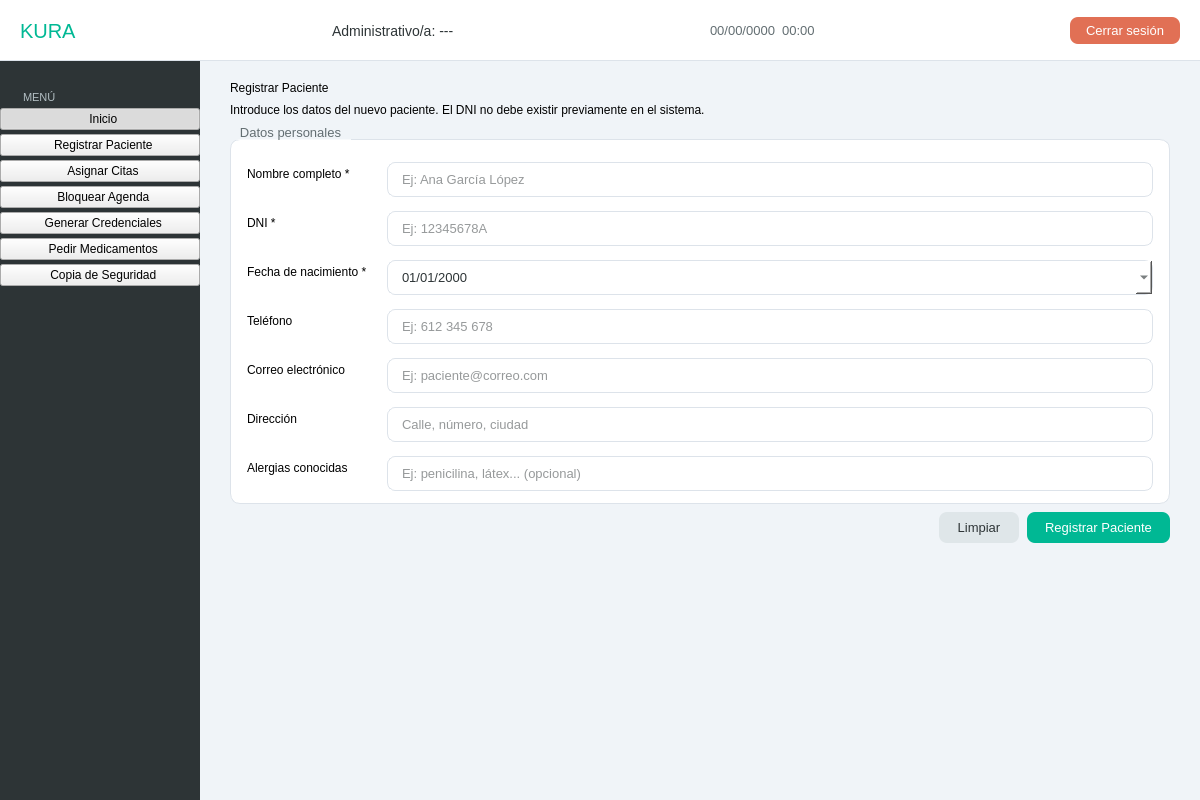
This is src/vista/Ui/VistaAdministrativo.ui in hgarcg04/software-engineering as Qt 5 draws it before an edit. The edited form follows.
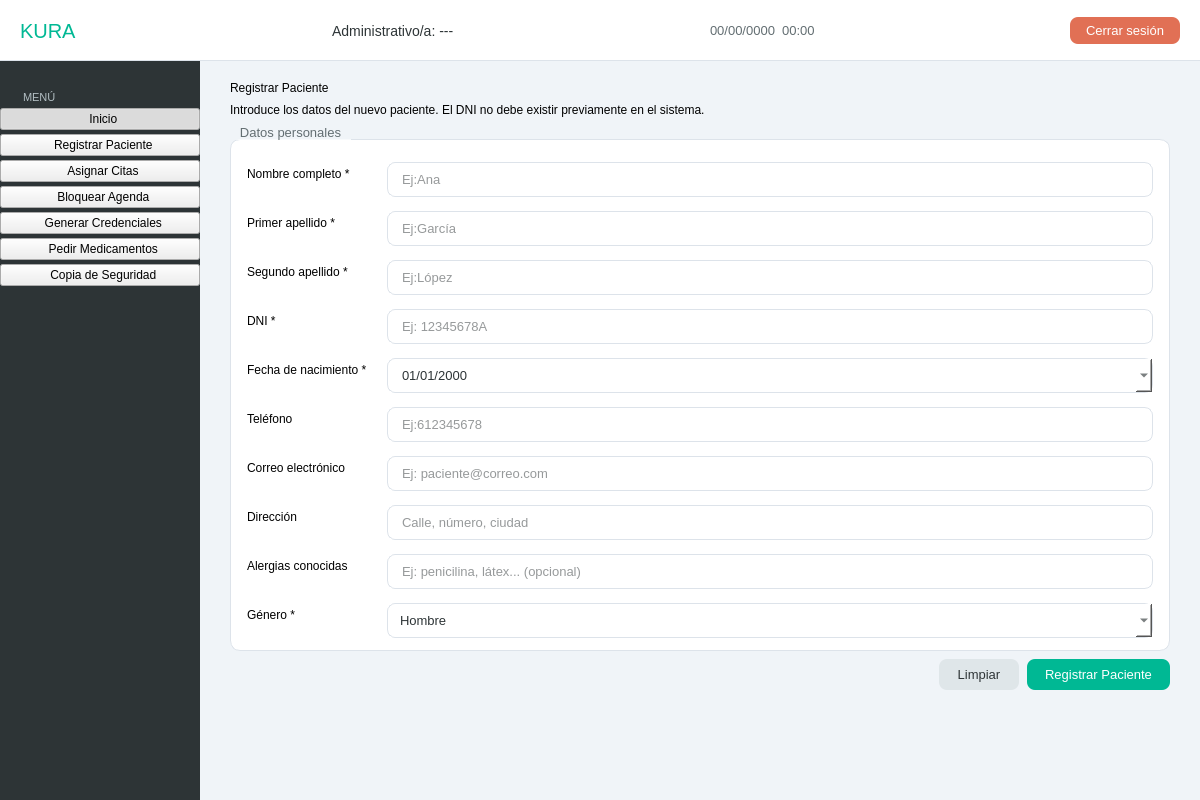
This is the edited form. The open tabs and pages were chosen to show the change.

Commit message: Registrar Pacientes Inicial

```diff
--- a/src/vista/Ui/VistaAdministrativo.ui
+++ b/src/vista/Ui/VistaAdministrativo.ui
@@ -630,77 +630,111 @@
              </item>
              <item row="0" column="1">
               <widget class="QLineEdit" name="input_nombre_paciente">
-               <property name="placeholderText"><string>Ej: Ana García López</string></property>
+               <property name="placeholderText"><string>Ej:Ana</string></property>
               </widget>
              </item>
              <item row="1" column="0">
+              <widget class="QLabel" name="lbl_f_apellido1">
+               <property name="text"><string>Primer apellido *</string></property>
+               <property name="class" stdset="0"><string>formLabel</string></property>
+              </widget>
+             </item>
+             <item row="1" column="1">
+              <widget class="QLineEdit" name="input_ap1_paciente">
+               <property name="placeholderText"><string>Ej:García</string></property>
+              </widget>
+             </item>
+             <item row="2" column="0">
+              <widget class="QLabel" name="lbl_f_apellido2">
+               <property name="text"><string>Segundo apellido *</string></property>
+               <property name="class" stdset="0"><string>formLabel</string></property>
+              </widget>
+             </item>
+             <item row="2" column="1">
+              <widget class="QLineEdit" name="input_ap2_paciente">
+               <property name="placeholderText"><string>Ej:López</string></property>
+              </widget>
+             </item>
+             <item row="3" column="0">
               <widget class="QLabel" name="lbl_f_dni">
                <property name="text"><string>DNI *</string></property>
                <property name="class" stdset="0"><string>formLabel</string></property>
               </widget>
              </item>
-             <item row="1" column="1">
+             <item row="3" column="1">
               <widget class="QLineEdit" name="input_dni_paciente">
                <property name="placeholderText"><string>Ej: 12345678A</string></property>
                <property name="maxLength"><number>9</number></property>
               </widget>
              </item>
-             <item row="2" column="0">
+             <item row="4" column="0">
               <widget class="QLabel" name="lbl_f_fnac">
                <property name="text"><string>Fecha de nacimiento *</string></property>
                <property name="class" stdset="0"><string>formLabel</string></property>
               </widget>
              </item>
-             <item row="2" column="1">
+             <item row="4" column="1">
               <widget class="QDateEdit" name="input_fnac_paciente">
                <property name="calendarPopup"><bool>true</bool></property>
                <property name="displayFormat"><string>dd/MM/yyyy</string></property>
               </widget>
              </item>
-             <item row="3" column="0">
+             <item row="5" column="0">
               <widget class="QLabel" name="lbl_f_telefono">
                <property name="text"><string>Teléfono</string></property>
                <property name="class" stdset="0"><string>formLabel</string></property>
               </widget>
              </item>
-             <item row="3" column="1">
+             <item row="5" column="1">
               <widget class="QLineEdit" name="input_telefono_paciente">
-               <property name="placeholderText"><string>Ej: 612 345 678</string></property>
+               <property name="placeholderText"><string>Ej:612345678</string></property>
               </widget>
              </item>
-             <item row="4" column="0">
+             <item row="6" column="0">
               <widget class="QLabel" name="lbl_f_email">
                <property name="text"><string>Correo electrónico</string></property>
                <property name="class" stdset="0"><string>formLabel</string></property>
               </widget>
              </item>
-             <item row="4" column="1">
+             <item row="6" column="1">
               <widget class="QLineEdit" name="input_email_paciente">
                <property name="placeholderText"><string>Ej: paciente@correo.com</string></property>
               </widget>
              </item>
-             <item row="5" column="0">
+             <item row="7" column="0">
               <widget class="QLabel" name="lbl_f_direccion">
                <property name="text"><string>Dirección</string></property>
                <property name="class" stdset="0"><string>formLabel</string></property>
               </widget>
              </item>
-             <item row="5" column="1">
+             <item row="7" column="1">
               <widget class="QLineEdit" name="input_direccion_paciente">
                <property name="placeholderText"><string>Calle, número, ciudad</string></property>
               </widget>
              </item>
-             <item row="6" column="0">
+             <item row="8" column="0">
               <widget class="QLabel" name="lbl_f_alergias">
                <property name="text"><string>Alergias conocidas</string></property>
                <property name="class" stdset="0"><string>formLabel</string></property>
               </widget>
              </item>
-             <item row="6" column="1">
+             <item row="8" column="1">
               <widget class="QLineEdit" name="input_alergias_paciente">
                <property name="placeholderText"><string>Ej: penicilina, látex... (opcional)</string></property>
               </widget>
              </item>
+             <item row="9" column="0">
+              <widget class="QLabel" name="lbl_f_genero">
+               <property name="text"><string>Género *</string></property>
+               <property name="class" stdset="0"><string>formLabel</string></property>
+              </widget>
+             </item>
+             <item row="9" column="1">
+              <widget class="QComboBox" name="input_genero_paciente">
+               <item><property name="text"><string>Hombre</string></property></item>
+               <item><property name="text"><string>Mujer</string></property></item>
+              </widget>
+             </item>
             </layout>
            </widget>
           </item>
```
The commit also changes 36 other files.
